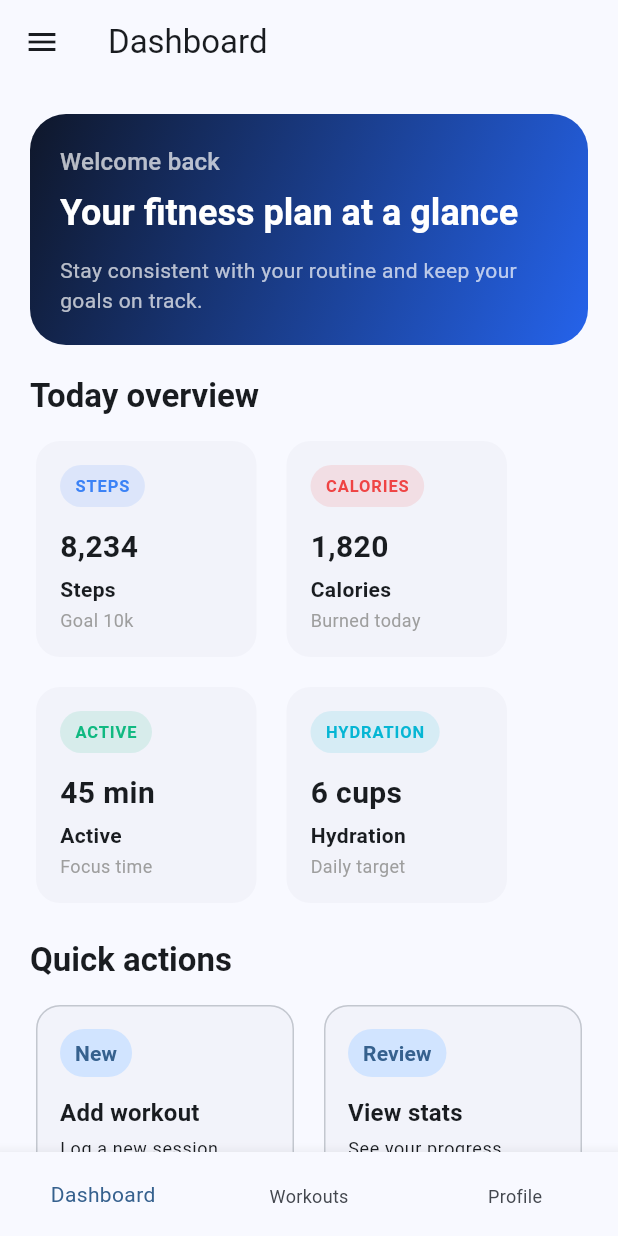
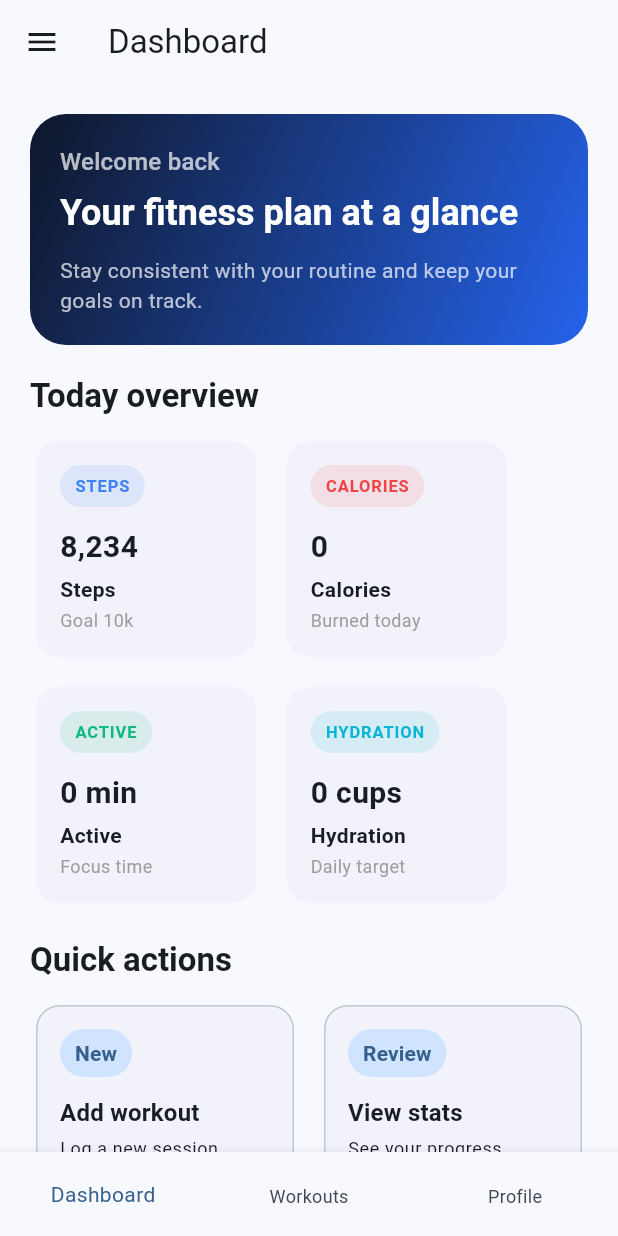
Before and after one commit to ropdenis-dev/fitness-tracker, a Flutter app: the MainScreen screen opened directly, on a phone screen of 412 x 824 dp. Run offline on Flutter 3.47's test engine with Material 3 defaults, Android fonts, the phone set to English and light mode, and no system bars; our stand-ins replace firebase_auth, shared_preferences; accounts and stored records are empty; network calls fail.

Commit message:
Update dashboard with dynamic stats, goals save, and UI improvements

```diff
--- a/lib/screens/dashboard_screen.dart
+++ b/lib/screens/dashboard_screen.dart
@@ -1,6 +1,7 @@
 import 'package:flutter/material.dart';
+import 'package:provider/provider.dart';
+import '../providers/workout_provider.dart';
 import 'stats_screen.dart';
-// import 'workouts_screen.dart';
 import 'add_workout_screen.dart';
 
 class DashboardScreen extends StatelessWidget {
@@ -18,6 +19,22 @@ class DashboardContent extends StatelessWidget {
   @override
   Widget build(BuildContext context) {
     final theme = Theme.of(context);
+    final workoutProvider = Provider.of<WorkoutProvider>(context);
+    final workouts = workoutProvider.workouts;
+
+    // Calculate stats from workouts
+    int totalCalories = 0;
+    int totalDuration = 0;
+    int totalWater = 0;
+
+    for (var workout in workouts) {
+      totalCalories += workout.calories;
+      totalDuration += workout.duration;
+      totalWater += workout.waterIntake;
+    }
+
+    // Mock steps (you can add step tracking later)
+    String steps = '8,234';
 
     return SafeArea(
       child: ListView(
@@ -71,25 +88,25 @@ class DashboardContent extends StatelessWidget {
             children: [
               _buildOverviewCard(
                 title: 'Steps',
-                value: '8,234',
+                value: steps,
                 subtitle: 'Goal 10k',
                 color: const Color(0xFF3B82F6),
               ),
               _buildOverviewCard(
                 title: 'Calories',
-                value: '1,820',
+                value: '$totalCalories',
                 subtitle: 'Burned today',
                 color: const Color(0xFFEF4444),
               ),
               _buildOverviewCard(
                 title: 'Active',
-                value: '45 min',
+                value: '${totalDuration} min',
                 subtitle: 'Focus time',
                 color: const Color(0xFF10B981),
               ),
               _buildOverviewCard(
                 title: 'Hydration',
-                value: '6 cups',
+                value: '$totalWater cups',
                 subtitle: 'Daily target',
                 color: const Color(0xFF06B6D4),
               ),
```
Also changed, not shown: lib/main.dart (+34 -11 lines), lib/screens/goals_screen.dart (+31 -4 lines), 5 other files.
